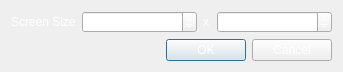
The window that MainWidget/forms/ratio.ui (ZhaoZhenghua1/ProjectorArrange) describes before a commit, drawn with Qt 5.
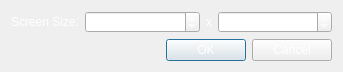
The same window after the commit.

```diff
--- a/MainWidget/forms/ratio.ui
+++ b/MainWidget/forms/ratio.ui
@@ -25,7 +25,7 @@
         <widget class="QLabel" name="label">
          <property name="maximumSize">
           <size>
-           <width>65</width>
+           <width>100000</width>
            <height>16777215</height>
           </size>
          </property>
@@ -36,6 +36,18 @@
        </item>
        <item>
         <widget class="QSpinBox" name="spinBoxx">
+         <property name="sizePolicy">
+          <sizepolicy hsizetype="Minimum" vsizetype="Fixed">
+           <horstretch>1</horstretch>
+           <verstretch>0</verstretch>
+          </sizepolicy>
+         </property>
+         <property name="sizeIncrement">
+          <size>
+           <width>0</width>
+           <height>0</height>
+          </size>
+         </property>
          <property name="minimum">
           <number>10</number>
          </property>
@@ -62,6 +74,18 @@
        </item>
        <item>
         <widget class="QSpinBox" name="spinBoxy">
+         <property name="sizePolicy">
+          <sizepolicy hsizetype="Minimum" vsizetype="Fixed">
+           <horstretch>1</horstretch>
+           <verstretch>0</verstretch>
+          </sizepolicy>
+         </property>
+         <property name="sizeIncrement">
+          <size>
+           <width>0</width>
+           <height>0</height>
+          </size>
+         </property>
          <property name="minimum">
           <number>10</number>
          </property>
```
